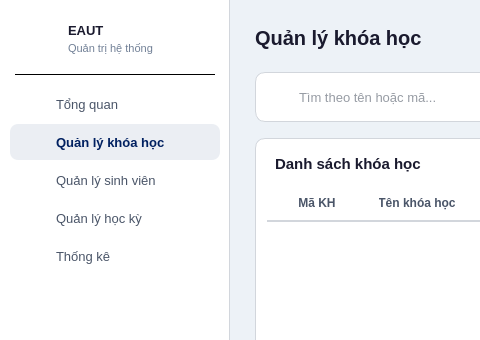
Qt form frontend/ui/admin_courses.ui (abcxyzawe/BaiTapLonPy) before a commit; both pictures show x 0 to 480 and y 0 to 340 of the 1100 by 700 pixel window.
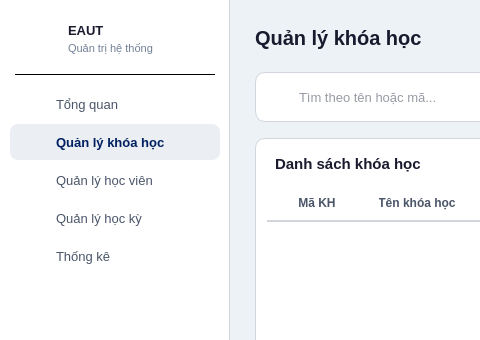
The same form after that commit.

Commit message:
fix: doi 'sinh vien'/'SV' -> 'hoc vien'/'HV' o cac trang UI
Trung tam ngoai khoa goi nguoi hoc la 'hoc vien', khong phai 'sinh vien'.
Da sua o 8 file UI: tieu de trang, button, placeholder, label notification.

- Quan ly sinh vien -> Quan ly hoc vien
- Them sinh vien / Danh sach sinh vien -> hoc vien
- placeholder 'Tim theo ten hoac ma SV' -> 'ma HV'
- Login: 'Nhap ma sinh vien' -> 'Nhap ma hoc vien hoac ten dang nhap'
- Notification text

```diff
--- a/frontend/ui/admin_courses.ui
+++ b/frontend/ui/admin_courses.ui
@@ -68,7 +68,7 @@
    <widget class="QPushButton" name="btnAdminStudent">
     <property name="geometry"><rect><x>10</x><y>162</y><width>210</width><height>36</height></rect></property>
     <property name="styleSheet"><string notr="true">QPushButton { background: transparent; color: #4a5568; border: none; border-radius: 8px; text-align: left; padding-left: 46px; font-size: 13px; } QPushButton:hover { background: #edf2f7; }</string></property>
-    <property name="text"><string>Quản lý sinh viên</string></property>
+    <property name="text"><string>Quản lý học viên</string></property>
     <property name="cursor"><cursorShape>PointingHandCursor</cursorShape></property>
    </widget>
    <widget class="QLabel" name="iconAdminStudent">
```
The commit also changes 7 other files.
